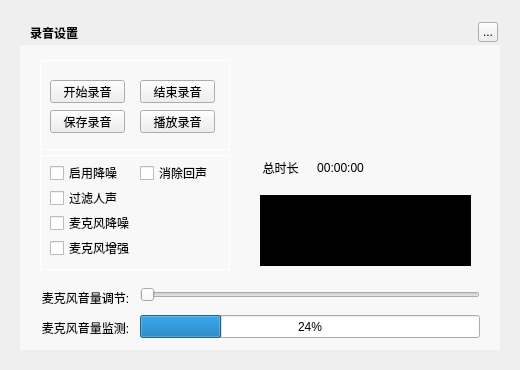
Greedysky/TTKMusicPlayer, file TTKCore/musicUi/musicToolsetswidget/musicaudiorecorderwidget.ui: the form before one commit.
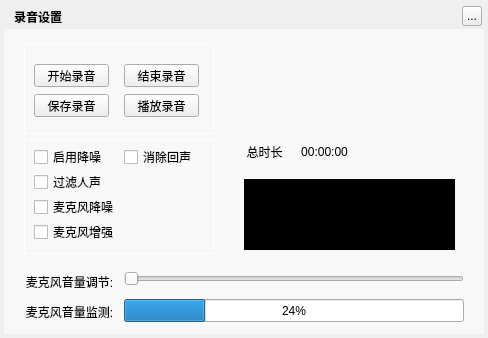
The form after the commit. Custom widgets are drawn as their Qt base class.

Diff of the .ui file:
```diff
--- a/TTKCore/musicUi/musicToolsetswidget/musicaudiorecorderwidget.ui
+++ b/TTKCore/musicUi/musicToolsetswidget/musicaudiorecorderwidget.ui
@@ -6,8 +6,8 @@
    <rect>
     <x>0</x>
     <y>0</y>
-    <width>520</width>
-    <height>370</height>
+    <width>488</width>
+    <height>338</height>
    </rect>
   </property>
   <property name="windowTitle">
@@ -19,8 +19,8 @@
   <widget class="QLabel" name="background">
    <property name="geometry">
     <rect>
-     <x>20</x>
-     <y>20</y>
+     <x>4</x>
+     <y>4</y>
      <width>480</width>
      <height>330</height>
     </rect>
@@ -32,8 +32,8 @@
   <widget class="QLabel" name="topTitleName">
    <property name="geometry">
     <rect>
-     <x>30</x>
-     <y>20</y>
+     <x>14</x>
+     <y>4</y>
      <width>100</width>
      <height>25</height>
     </rect>
@@ -48,8 +48,8 @@
   <widget class="QToolButton" name="topTitleCloseButton">
    <property name="geometry">
     <rect>
-     <x>478</x>
-     <y>22</y>
+     <x>462</x>
+     <y>6</y>
      <width>20</width>
      <height>20</height>
     </rect>
@@ -61,8 +61,8 @@
   <widget class="QWidget" name="backgroundMask" native="true">
    <property name="geometry">
     <rect>
-     <x>20</x>
-     <y>45</y>
+     <x>4</x>
+     <y>29</y>
      <width>480</width>
      <height>305</height>
     </rect>
@@ -74,8 +74,8 @@
   <widget class="QGroupBox" name="groupBox_2">
    <property name="geometry">
     <rect>
-     <x>40</x>
-     <y>60</y>
+     <x>24</x>
+     <y>44</y>
      <width>190</width>
      <height>90</height>
     </rect>
@@ -139,8 +139,8 @@
   <widget class="QGroupBox" name="groupBox">
    <property name="geometry">
     <rect>
-     <x>40</x>
-     <y>155</y>
+     <x>24</x>
+     <y>139</y>
      <width>190</width>
      <height>115</height>
     </rect>
@@ -226,8 +226,8 @@
   <widget class="MusicClickedSlider" name="horizontalSlider">
    <property name="geometry">
     <rect>
-     <x>140</x>
-     <y>285</y>
+     <x>124</x>
+     <y>269</y>
      <width>340</width>
      <height>20</height>
     </rect>
@@ -239,8 +239,8 @@
   <widget class="QLabel" name="label_3">
    <property name="geometry">
     <rect>
-     <x>40</x>
-     <y>320</y>
+     <x>24</x>
+     <y>304</y>
      <width>91</width>
      <height>15</height>
     </rect>
@@ -255,8 +255,8 @@
   <widget class="QProgressBar" name="progress">
    <property name="geometry">
     <rect>
-     <x>140</x>
-     <y>315</y>
+     <x>124</x>
+     <y>299</y>
      <width>340</width>
      <height>23</height>
     </rect>
@@ -271,8 +271,8 @@
   <widget class="QLabel" name="label_2">
    <property name="geometry">
     <rect>
-     <x>40</x>
-     <y>290</y>
+     <x>24</x>
+     <y>274</y>
      <width>91</width>
      <height>15</height>
     </rect>
@@ -287,8 +287,8 @@
   <widget class="QLabel" name="timer">
    <property name="geometry">
     <rect>
-     <x>310</x>
-     <y>160</y>
+     <x>294</x>
+     <y>144</y>
      <width>61</width>
      <height>16</height>
     </rect>
@@ -303,8 +303,8 @@
   <widget class="QLabel" name="label">
    <property name="geometry">
     <rect>
-     <x>260</x>
-     <y>160</y>
+     <x>244</x>
+     <y>144</y>
      <width>41</width>
      <height>16</height>
     </rect>
@@ -319,8 +319,8 @@
   <widget class="QLabel" name="timer_2">
    <property name="geometry">
     <rect>
-     <x>260</x>
-     <y>195</y>
+     <x>244</x>
+     <y>179</y>
      <width>211</width>
      <height>71</height>
     </rect>
```
